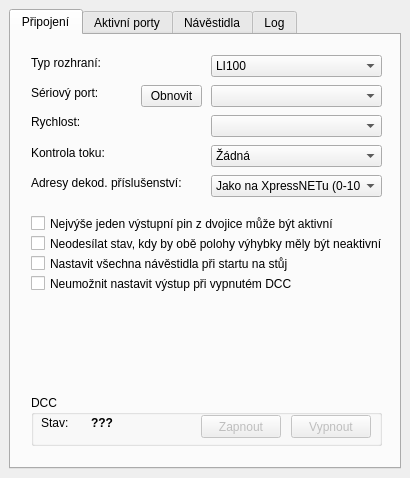
Above: form/main-window.ui from kmzbrnoI/rcs-lib-XpressNET-qt before the change. Below: the same form after it.
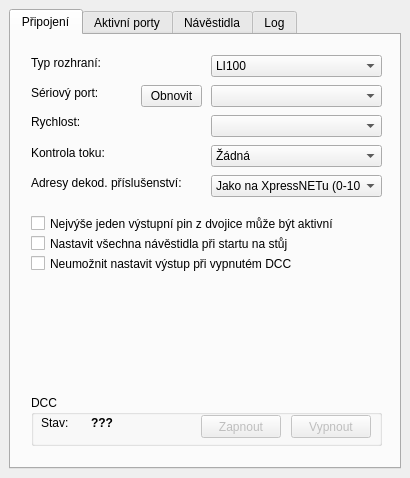
That is the form after the change.

Commit message: Remove 'forbid00output' option.

Patch:
```diff
--- a/form/main-window.ui
+++ b/form/main-window.ui
@@ -321,33 +321,20 @@
         <property name="geometry">
          <rect>
           <x>20</x>
-          <y>220</y>
-          <width>351</width>
-          <height>17</height>
-         </rect>
-        </property>
-        <property name="text">
-         <string>Nastavit všechna návěstidla při startu na stůj</string>
-        </property>
-       </widget>
-       <widget class="QCheckBox" name="chb_forbid_00_output">
-        <property name="geometry">
-         <rect>
-          <x>20</x>
           <y>200</y>
           <width>351</width>
           <height>17</height>
          </rect>
         </property>
         <property name="text">
-         <string>Neodesílat stav, kdy by obě polohy výhybky měly být neaktivní</string>
+         <string>Nastavit všechna návěstidla při startu na stůj</string>
         </property>
        </widget>
        <widget class="QCheckBox" name="chb_disable_set_output_off">
         <property name="geometry">
          <rect>
           <x>20</x>
-          <y>240</y>
+          <y>220</y>
           <width>351</width>
           <height>17</height>
          </rect>
```
Left out of the diff: 2 changed lines with no effect on the pictures. The commit also changes 4 other files.
